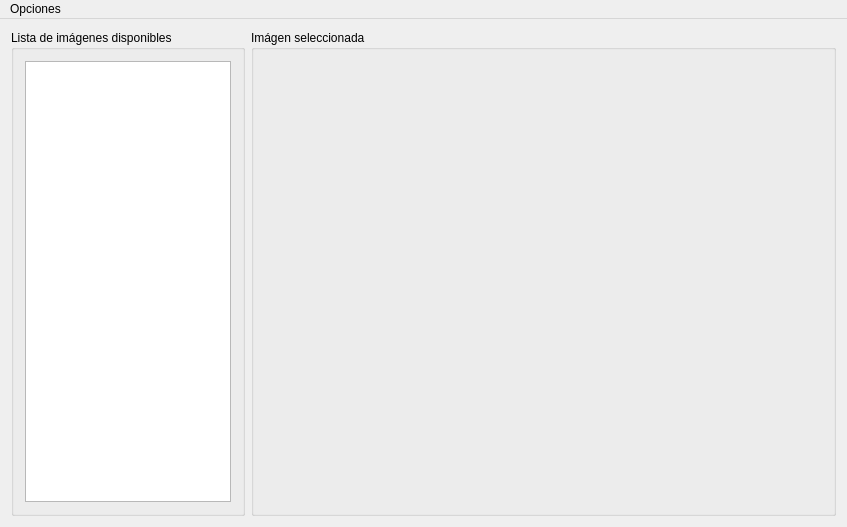
This is PhotoViewer/launcher.ui in alejandrodp/PhotoViewer as Qt 5 draws it before an edit. The edited form follows.
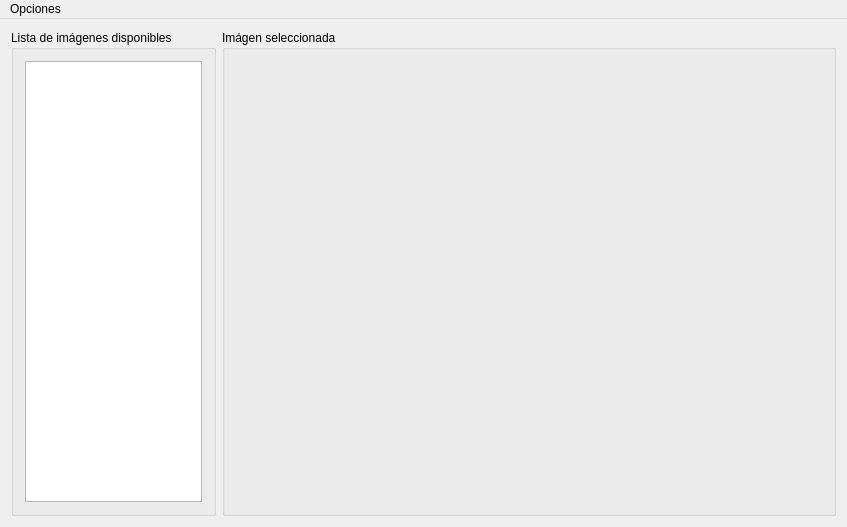
This is the edited form. Icons and pictures are not drawn.

Diff of the .ui file:
```diff
--- a/PhotoViewer/launcher.ui
+++ b/PhotoViewer/launcher.ui
@@ -20,7 +20,7 @@
    <string>Launcher</string>
   </property>
   <widget class="QWidget" name="centralWidget">
-   <layout class="QHBoxLayout" name="horizontalLayout" stretch="4,10">
+   <layout class="QHBoxLayout" name="horizontalLayout" stretch="4,12">
     <item>
      <widget class="QGroupBox" name="groupBox">
       <property name="title">
```
Left out of the diff: 2 changed lines with no effect on the pictures.
